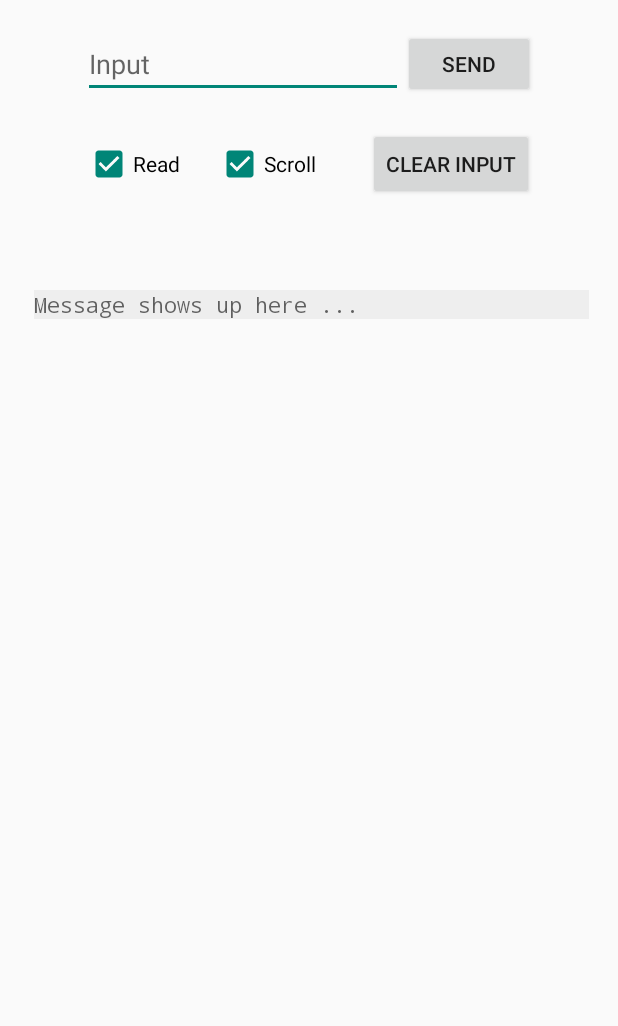
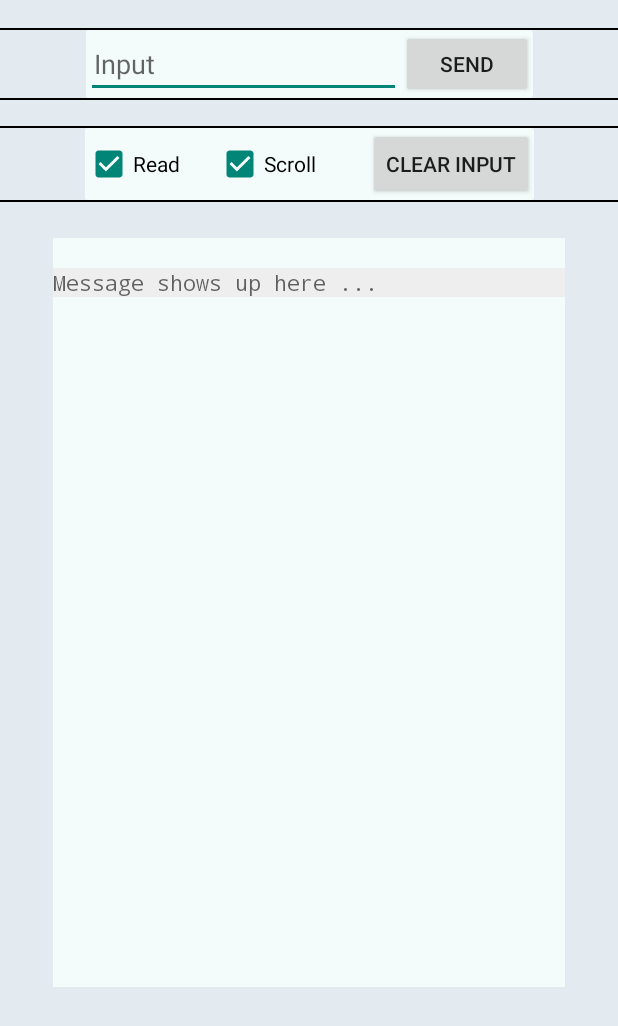
Before and after one commit to aritraMandal02/Arduino-Bluetooth-Connect, an Android app: the screen it shows after launch (MonitoringScreen), after a tap on "CONNECT", on a phone screen of 412 x 824 dp. Shown: the top 1026 px of the screen. Run offline under Robolectric (Android 15) with nearby library versions, the phone set to English and light mode, and no system bars; 5 statements that could not run were skipped.

Commit message:
Updating the UI.

```diff
--- a/app/src/main/AndroidManifest.xml
+++ b/app/src/main/AndroidManifest.xml
@@ -19,10 +19,12 @@
         android:theme="@style/Theme.ArduinoBluetoothConnect" >
         <activity
             android:name=".MonitoringScreen"
-            android:exported="false" />
+            android:exported="false"
+            android:screenOrientation="portrait"/>
         <activity
             android:name=".MainActivity"
-            android:exported="true" >
+            android:exported="true"
+            android:screenOrientation="portrait">
             <intent-filter>
                 <action android:name="android.intent.action.MAIN" />
 
--- /dev/null
+++ b/app/src/main/res/drawable/background.xml
@@ -0,0 +1,8 @@
+<?xml version="1.0" encoding="utf-8"?>
+<selector xmlns:android="http://schemas.android.com/apk/res/android">
+    <item>
+        <shape android:shape="rectangle">
+            <solid android:color="#F4FBFB"/>
+        </shape>
+    </item>
+</selector>
--- /dev/null
+++ b/app/src/main/res/drawable/background3.xml
@@ -0,0 +1,9 @@
+<?xml version="1.0" encoding="utf-8"?>
+<selector xmlns:android="http://schemas.android.com/apk/res/android">
+    <item>
+        <shape android:shape="rectangle">
+            <solid android:color="#F4FBFB"/>
+            <corners android:radius="2dp"/>
+        </shape>
+    </item>
+</selector>
--- a/app/src/main/res/layout/activity_monitoring_screen.xml
+++ b/app/src/main/res/layout/activity_monitoring_screen.xml
@@ -5,9 +5,51 @@
     android:layout_width="match_parent"
     android:layout_height="match_parent"
     android:orientation="vertical"
+    android:background="#E3EBF1"
     tools:context=".MonitoringScreen">
 
+    <View
+        android:id="@+id/view4"
+        android:layout_width="35dp"
+        android:layout_height="50dp"
+        app:layout_constraintBottom_toBottomOf="parent"
+        app:layout_constraintStart_toStartOf="parent"
+        app:layout_constraintTop_toTopOf="parent" />
+
+    <View
+        android:id="@+id/view3"
+        android:layout_width="35dp"
+        android:layout_height="50dp"
+        app:layout_constraintBottom_toBottomOf="parent"
+        app:layout_constraintEnd_toEndOf="parent"
+        app:layout_constraintTop_toTopOf="parent" />
+
+    <ScrollView
+        android:id="@+id/viewScroll"
+        android:layout_width="0dp"
+        android:layout_height="499dp"
+        android:layout_marginTop="24dp"
+        android:layout_weight="1"
+        android:background="@drawable/background"
+        app:layout_constraintEnd_toStartOf="@+id/view3"
+        app:layout_constraintHorizontal_bias="0.0"
+        app:layout_constraintStart_toEndOf="@+id/view4"
+        app:layout_constraintTop_toBottomOf="@+id/constraintLayout2">
+
+        <TextView
+            android:id="@+id/txtReceive"
+            android:layout_width="fill_parent"
+            android:layout_height="wrap_content"
+            android:layout_gravity="top"
+            android:layout_marginTop="20dp"
+            android:background="#eeeeee"
+            android:hint="Message shows up here ..."
+            android:scrollbars="vertical"
+            android:typeface="monospace" />
+    </ScrollView>
+
     <androidx.constraintlayout.widget.ConstraintLayout
+        android:id="@+id/constraintLayout2"
         android:layout_width="fill_parent"
         android:layout_height="wrap_content"
         android:orientation="horizontal"
@@ -15,45 +57,56 @@
         app:layout_constraintStart_toStartOf="parent"
         app:layout_constraintTop_toTopOf="parent">
 
+        <View
+            android:layout_width="0dp"
+            android:layout_height="1dp"
+            android:background="@color/black"
+            app:layout_constraintEnd_toEndOf="parent"
+            app:layout_constraintStart_toStartOf="parent"
+            app:layout_constraintTop_toBottomOf="@+id/constraintLayout4" />
 
-        <ScrollView
-            android:id="@+id/viewScroll"
-            android:layout_width="370dp"
-            android:layout_height="574dp"
-            android:layout_marginTop="40dp"
-            android:layout_weight="1"
+        <View
+            android:layout_width="0dp"
+            android:layout_height="1dp"
+            android:background="@color/black"
             app:layout_constraintEnd_toEndOf="parent"
-            app:layout_constraintHorizontal_bias="0.542"
             app:layout_constraintStart_toStartOf="parent"
-            app:layout_constraintTop_toBottomOf="@+id/constraintLayout4">
+            app:layout_constraintTop_toBottomOf="@+id/constraintLayout3" />
 
-            <TextView
-                android:id="@+id/txtReceive"
-                android:layout_width="fill_parent"
-                android:layout_height="wrap_content"
-                android:layout_gravity="top"
-                android:layout_marginTop="20dp"
-                android:background="#eeeeee"
-                android:hint="Message shows up here ..."
-                android:scrollbars="vertical"
-                android:typeface="monospace" />
-        </ScrollView>
+        <View
+            android:id="@+id/view2"
+            android:layout_width="0dp"
+            android:layout_height="1dp"
+            android:background="@color/black"
+            app:layout_constraintBottom_toTopOf="@id/constraintLayout3"
+            app:layout_constraintEnd_toEndOf="parent"
+            app:layout_constraintStart_toStartOf="parent" />
+
+        <View
+            android:layout_width="0dp"
+            android:layout_height="1dp"
+            android:background="@color/black"
+            app:layout_constraintBottom_toTopOf="@id/constraintLayout4"
+            app:layout_constraintEnd_toEndOf="parent"
+            app:layout_constraintStart_toStartOf="parent" />
 
         <androidx.constraintlayout.widget.ConstraintLayout
             android:id="@+id/constraintLayout3"
             android:layout_width="wrap_content"
             android:layout_height="wrap_content"
             android:layout_marginTop="20dp"
+            android:background="@drawable/background3"
             app:layout_constraintEnd_toEndOf="parent"
             app:layout_constraintStart_toStartOf="parent"
             app:layout_constraintTop_toTopOf="parent">
 
             <EditText
                 android:id="@+id/editTextTextPersonName"
-                android:layout_width="wrap_content"
-                android:layout_height="wrap_content"
+                android:layout_width="210dp"
+                android:layout_height="45dp"
                 android:ems="10"
                 android:hint="Input"
+                android:padding="5dp"
                 android:inputType="textPersonName"
                 app:layout_constraintBottom_toBottomOf="parent"
                 app:layout_constraintStart_toStartOf="parent"
@@ -74,6 +127,7 @@
             android:layout_width="wrap_content"
             android:layout_height="wrap_content"
             android:layout_marginTop="20dp"
+            android:background="@drawable/background3"
             app:layout_constraintEnd_toEndOf="parent"
             app:layout_constraintStart_toStartOf="parent"
             app:layout_constraintTop_toBottomOf="@+id/constraintLayout3">
@@ -111,7 +165,6 @@
                 app:layout_constraintVertical_bias="0.0" />
         </androidx.constraintlayout.widget.ConstraintLayout>
 
-
     </androidx.constraintlayout.widget.ConstraintLayout>
 
 </androidx.constraintlayout.widget.ConstraintLayout>
--- a/app/src/main/res/values-night/themes.xml
+++ b/app/src/main/res/values-night/themes.xml
@@ -2,8 +2,8 @@
     <!-- Base application theme. -->
     <style name="Theme.ArduinoBluetoothConnect" parent="Theme.AppCompat.Light.NoActionBar">
         <!-- Primary brand color. -->
-        <item name="colorPrimary">@color/purple_200</item>
-        <item name="colorPrimaryVariant">@color/purple_700</item>
+        <item name="colorPrimary">#8A0E38</item>
+        <item name="colorPrimaryVariant">#8A0E38</item>
         <item name="colorOnPrimary">@color/black</item>
         <!-- Secondary brand color. -->
         <item name="colorSecondary">@color/teal_200</item>
--- a/app/src/main/res/values/themes.xml
+++ b/app/src/main/res/values/themes.xml
@@ -2,8 +2,8 @@
     <!-- Base application theme. -->
     <style name="Theme.ArduinoBluetoothConnect" parent="Theme.AppCompat.Light.NoActionBar">
         <!-- Primary brand color. -->
-        <item name="colorPrimary">@color/purple_500</item>
-        <item name="colorPrimaryVariant">@color/purple_700</item>
+        <item name="colorPrimary">#8A0E38</item>
+        <item name="colorPrimaryVariant">#8A0E38</item>
         <item name="colorOnPrimary">@color/white</item>
         <!-- Secondary brand color. -->
         <item name="colorSecondary">@color/teal_200</item>
```
Also changed, not shown: app/src/main/res/drawable-v24/border.xml (added, +11 -0 lines), app/src/main/res/drawable/background2.xml (added, +9 -0 lines), app/src/main/res/layout/activity_main.xml (+57 -10 lines).
